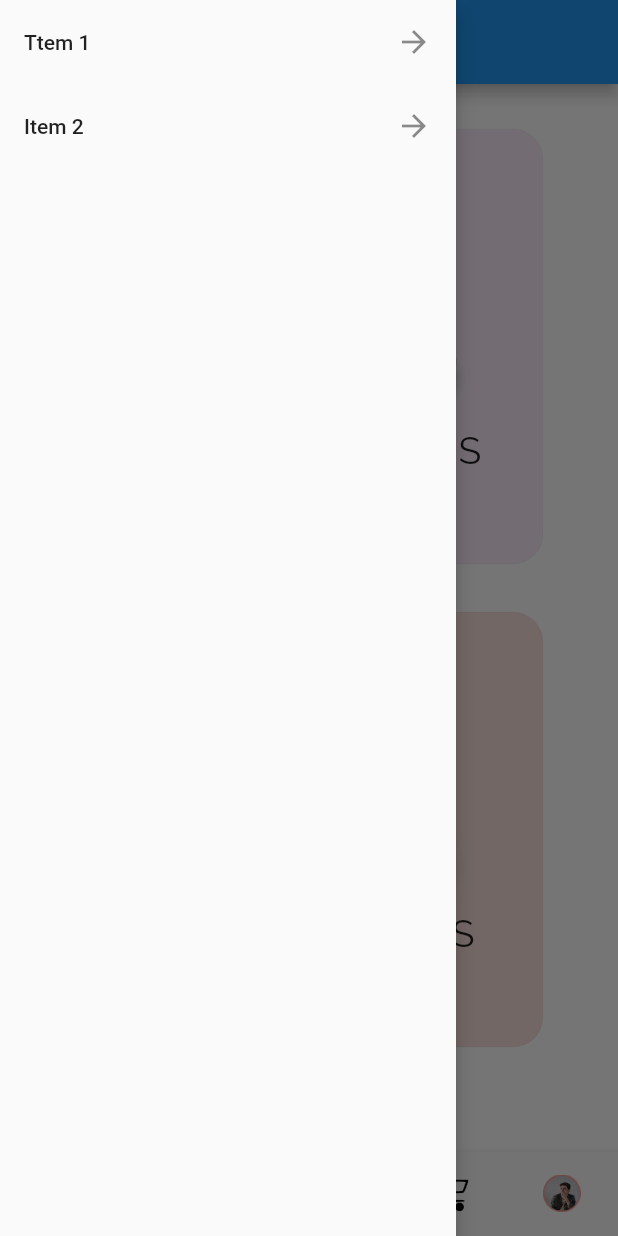
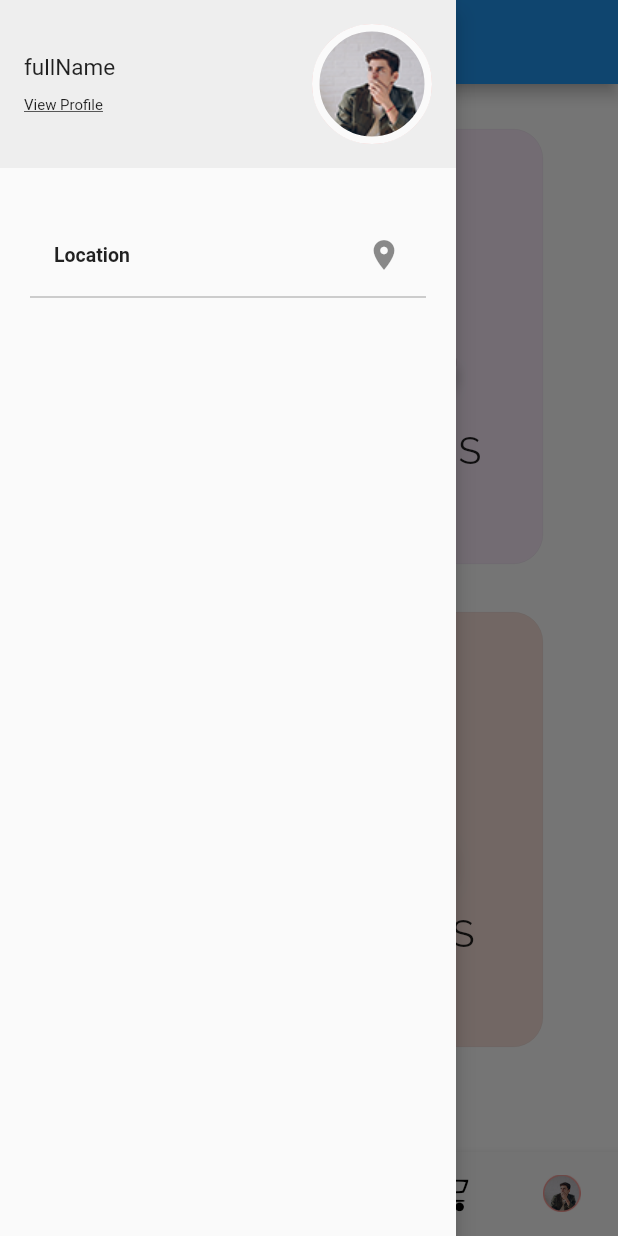
Before and after one commit to eslamaboudesheesh/CardsUI-Flatter, a Flutter app: the screen it shows after launch, with the side drawer open, on a phone screen of 412 x 824 dp. Run offline on Flutter 3.47's test engine with Material 2 defaults, Android fonts, the phone set to English and light mode, and no system bars; our stand-ins replace share.

Commit message:
add to drawer app and start with location

```diff
--- a/lib/pages/start-app.dart
+++ b/lib/pages/start-app.dart
@@ -1,6 +1,5 @@
 import 'package:flutter/material.dart';
-import 'package:startagain/pages/splash_screen.dart';
-import '../widget/ProductCard.dart';
+import 'package:flutter/widgets.dart';
 import '../widget/CustomIcon.dart';
 import 'homepage.dart';
 
@@ -10,7 +9,6 @@ class MyApp extends StatefulWidget {
 }
 
 class _MyAppState extends State<MyApp> with SingleTickerProviderStateMixin {
-
   int _selectedIndex = 0;
   static const TextStyle optionStyle =
       TextStyle(fontSize: 30, fontWeight: FontWeight.bold);
@@ -36,10 +34,6 @@ class _MyAppState extends State<MyApp> with SingleTickerProviderStateMixin {
     ),
   ];
 
-
-
-
-
   void _onItemTapped(int index) {
     setState(() {
       _selectedIndex = index;
@@ -60,14 +54,70 @@ class _MyAppState extends State<MyApp> with SingleTickerProviderStateMixin {
           elevation: 6.0,
           child: ListView(
             children: <Widget>[
-              ListTile(
-                title: Text("Ttem 1"),
-                trailing: Icon(Icons.arrow_forward),
+              GestureDetector(
+                  onTap: () {
+                    Navigator.of(context).pop();
+                  },
+                  child: Container(
+                    decoration: BoxDecoration(color: Color(0xffEEEEEE)),
+                    child: Padding(
+                      padding: EdgeInsets.all(16),
+                      child: Row(
+                        mainAxisAlignment: MainAxisAlignment.spaceBetween,
+                        children: <Widget>[
+                          Expanded(
+                            child: Column(
+                              crossAxisAlignment: CrossAxisAlignment.start,
+                              children: <Widget>[
+                                Text(
+                                  "fullName",
+                                  softWrap: false,
+                                  style: TextStyle(
+                                      color: Colors.black87, fontSize: 15.0),
+                                  maxLines: 1,
+                                ),
+                                Container(
+                                  height: 10,
+                                ),
+                                Text(
+                                  "View Profile",
+                                  style: TextStyle(
+                                      decoration: TextDecoration.underline,
+                                      color: Colors.black87,
+                                      fontSize: 10.0),
+                                ),
+                              ],
+                            ),
+                          ),
+                          Container(
+                            width: 80,
+                            height: 80,
+                            decoration: BoxDecoration(
+                              // border color
+                              border: Border.all(
+                                  width: 5, color: Color(0xFFFAFAFA)),
+                              shape: BoxShape.circle,
+                              image: DecorationImage(
+                                image: ExactAssetImage('assets/profile.png'),
+                                fit: BoxFit.cover,
+                              ),
+                            ),
+                          )
+                        ],
+                      ),
+                    ),
+                  )),
+      Padding(padding: EdgeInsets.only(top: 30.0 , left: 20.0 , right: 20.0),
+       child: Column(children: <Widget>[
+             ListTile(
+                title: Text("Location" ,style: TextStyle(fontSize: 13.0 ,fontWeight: FontWeight.w600 ),),
+                trailing: Icon(Icons.location_on ),
               ),
-              ListTile(
-                title: Text("Item 2"),
-                trailing: Icon(Icons.arrow_forward),
-              ),
+              Divider(color: Colors.grey, height: 0.0,),
+
+       ],),
+      )
+
             ],
           ),
         ),
@@ -117,7 +167,7 @@ class _MyAppState extends State<MyApp> with SingleTickerProviderStateMixin {
           currentIndex: _selectedIndex,
           selectedFontSize: 5.0,
           elevation: 5.0,
-          backgroundColor:  Colors.red,
+          backgroundColor: Colors.red,
           onTap: _onItemTapped,
         ));
   }
```
